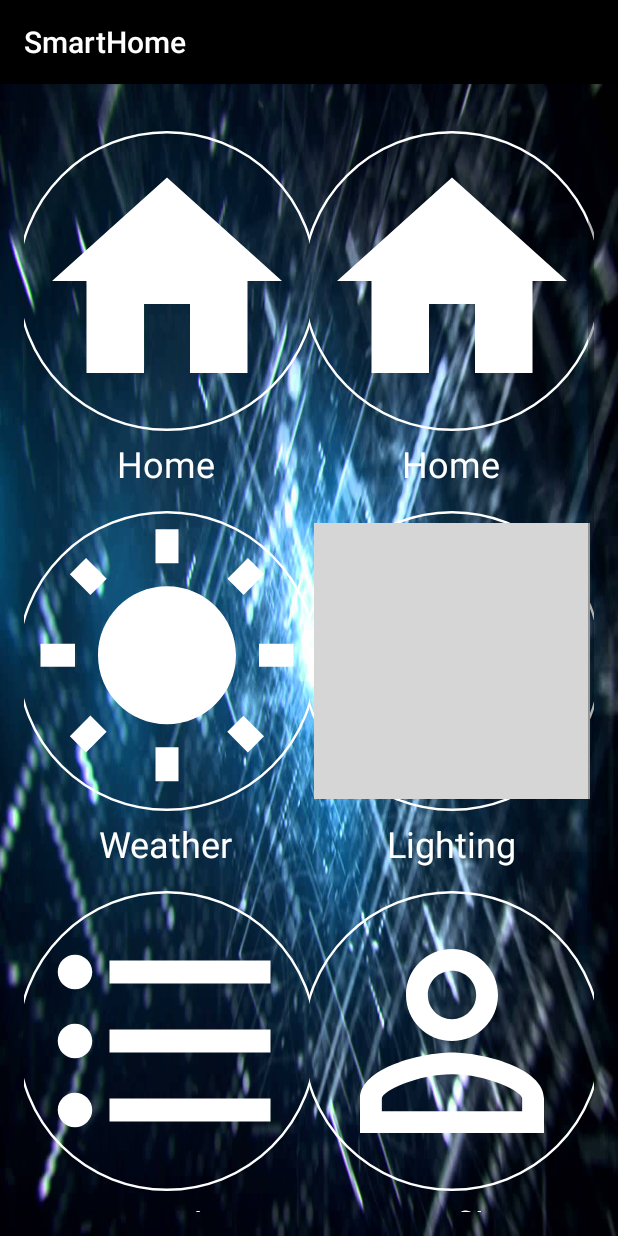
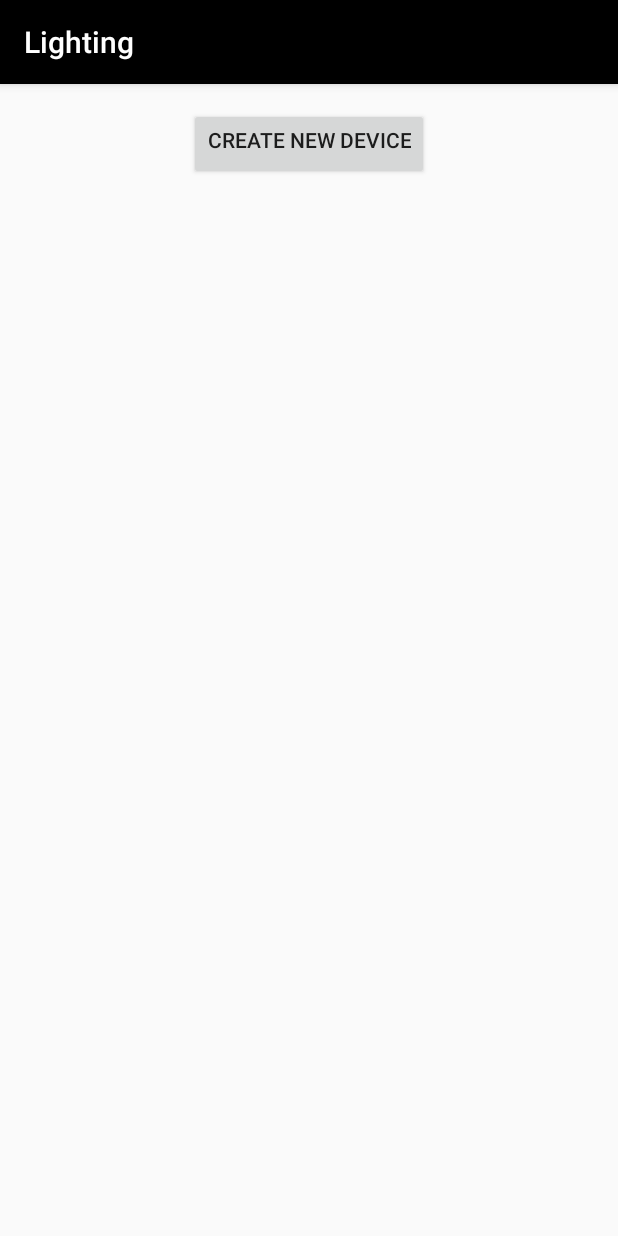
Before and after one commit to hoboreload/SmartHome, an Android app: the screen it shows after launch (GridviewActivity before the commit, LightingActivity after it), after a tap on "Lighting", on a phone screen of 412 x 824 dp. Run offline under Robolectric (Android 15) with nearby library versions, the phone set to English and light mode, and no system bars; our stand-ins replace Firebase (no records; nobody signed in at launch, a user with empty details on screens opened directly).

Commit message:
Lighting with switches

```diff
--- a/app/src/main/java/com/jakebethune/smarthome/GridviewActivity.java
+++ /dev/null
@@ -1,47 +0,0 @@
-package com.jakebethune.smarthome;
-
-import android.os.Bundle;
-import android.support.v7.app.AppCompatActivity;
-import android.support.v7.widget.Toolbar;
-import android.view.View;
-import android.widget.AdapterView;
-import android.widget.GridView;
-import android.widget.Toast;
-
-/**
- * Created by bethunej01 on 26/2/18.
- */
-
-public class GridviewActivity extends AppCompatActivity {
-
-    GridView gridview;
-
-    String[] gridviewText = {
-            "Home", "Lighting", "Weather", "Alarm", "Reminders", "Profile", "Settings",
-    } ;
-
-    int[] gridviewImage = {
-            R.drawable.icon_home, R.drawable.icon_lighting, R.drawable.icon_weather, R.drawable.icon_alarm, R.drawable.icon_reminders, R.drawable.icon_profile,
-            R.drawable.icon_settings,
-    };
-
-    @Override
-    protected void onCreate(Bundle savedInstanceState) {
-        super.onCreate(savedInstanceState);
-        setContentView(R.layout.activity_main);
-        Toolbar toolbar = (Toolbar) findViewById(R.id.toolbar);
-        setSupportActionBar(toolbar);
-
-
-        GridviewAdapter adapterViewAndroid = new GridviewAdapter(GridviewActivity.this, gridviewText, gridviewImage);
-        gridview = (GridView) findViewById(R.id.menu_gridview);
-        gridview.setAdapter(adapterViewAndroid);
-        gridview.setOnItemClickListener(new AdapterView.OnItemClickListener() {
-            @Override
-            public void onItemClick(AdapterView<?> parent, View view,
-                                    int i, long id) {
-                Toast.makeText(GridviewActivity.this, "GridView Item: " + gridviewText[+i], Toast.LENGTH_LONG).show();
-            }
-        });
-    }
-}
--- /dev/null
+++ b/app/src/main/java/com/jakebethune/smarthome/HomeActivity.java
@@ -0,0 +1,82 @@
+package com.jakebethune.smarthome;
+
+import android.content.Intent;
+import android.os.Bundle;
+import android.support.v7.app.AppCompatActivity;
+import android.support.v7.widget.Toolbar;
+import android.view.View;
+import android.widget.AdapterView;
+import android.widget.GridView;
+import android.widget.Toast;
+
+/**
+ * Created by bethunej01 on 26/2/18.
+ */
+
+public class HomeActivity extends AppCompatActivity {
+
+    GridView gridview;
+    String[] gridviewText = {"Home", "Lighting", "Fans", "Weather", "Alarm", "Reminders", "Profile", "Settings",};
+    int[] gridviewImage = {R.drawable.home, R.drawable.lighting, R.drawable.fan, R.drawable.weather, R.drawable.alarm, R.drawable.reminders, R.drawable.profile, R.drawable.settings,};
+
+    @Override
+    protected void onCreate(Bundle savedInstanceState) {
+        super.onCreate(savedInstanceState);
+        setContentView(R.layout.activity_home);
+        Toolbar toolbar = (Toolbar) findViewById(R.id.toolbar);
+        setSupportActionBar(toolbar);
+
+
+        HomeAdapter adapterViewAndroid = new HomeAdapter(HomeActivity.this, gridviewText, gridviewImage);
+        gridview = (GridView) findViewById(R.id.menu_gridview);
+        gridview.setAdapter(adapterViewAndroid);
+        gridview.setOnItemClickListener(new AdapterView.OnItemClickListener() {
+            @Override
+            public void onItemClick(AdapterView<?> parent, View view, int position, long id) {
+                Toast.makeText(HomeActivity.this, "GridView Item: " + gridviewText[+position], Toast.LENGTH_LONG).show();
+                final Intent intent;
+                switch(position) {
+                    case 0:
+                        intent =  new Intent(view.getContext(), HomeActivity.class);
+                        startActivity(intent);
+                        break;
+
+                    case 1:
+                        intent =  new Intent(view.getContext(), LightingActivity.class);
+                        startActivity(intent);
+                        break;
+
+                    case 2:
+                        intent =  new Intent(view.getContext(), HomeActivity.class);
+                        startActivity(intent);
+                        break;
+
+                    case 3:
+                        intent =  new Intent(view.getContext(), HomeActivity.class);
+                        startActivity(intent);
+                        break;
+
+                    case 4:
+                        intent =  new Intent(view.getContext(), HomeActivity.class);
+                        startActivity(intent);
+                        break;
+
+                    case 5:
+                        intent =  new Intent(view.getContext(), HomeActivity.class);
+                        startActivity(intent);
+                        break;
+
+                    case 6:
+                        intent =  new Intent(view.getContext(), HomeActivity.class);
+                        startActivity(intent);
+                        break;
+
+                    case 7:
+                        intent =  new Intent(view.getContext(), HomeActivity.class);
+                        startActivity(intent);
+                        break;
+                }
+            }
+        });
+    }
+}
--- a/app/src/main/java/com/jakebethune/smarthome/GridviewAdapter.java
+++ b/app/src/main/java/com/jakebethune/smarthome/HomeAdapter.java
@@ -12,13 +12,13 @@ import android.widget.TextView;
  * Created by bethunej01 on 26/2/18.
  */
 
-public class GridviewAdapter extends BaseAdapter {
+public class HomeAdapter extends BaseAdapter {
 
     private Context context;
     private final String[] gridviewText;
     private final int[] gridViewImage;
 
-    public GridviewAdapter(Context context, String[] gridviewText, int[] gridViewImage) {
+    public HomeAdapter(Context context, String[] gridviewText, int[] gridViewImage) {
         this.context = context;
         this.gridViewImage = gridViewImage;
         this.gridviewText = gridviewText;
@@ -47,7 +47,7 @@ public class GridviewAdapter extends BaseAdapter {
 
         if(convertView == null) {
             gridView = new View(context);
-            gridView = inflater.inflate(R.layout.gridview_layout, null);
+            gridView = inflater.inflate(R.layout.layout_home, null);
             TextView textViewAndroid = (TextView) gridView.findViewById(R.id.gridview_text);
             ImageView imageViewAndroid = (ImageView) gridView.findViewById(R.id.gridview_image);
             textViewAndroid.setText(gridviewText[position]);
--- /dev/null
+++ b/app/src/main/java/com/jakebethune/smarthome/LightingActivity.java
@@ -0,0 +1,155 @@
+package com.jakebethune.smarthome;
+
+import android.app.Dialog;
+import android.support.v7.app.AppCompatActivity;
+import android.os.Bundle;
+import android.support.v7.widget.LinearLayoutManager;
+import android.support.v7.widget.RecyclerView;
+import android.support.v7.widget.Toolbar;
+import android.text.TextUtils;
+import android.view.View;
+import android.view.Window;
+import android.widget.Button;
+import android.widget.EditText;
+import android.widget.Toast;
+
+import com.google.firebase.auth.FirebaseAuth;
+import com.google.firebase.database.DataSnapshot;
+import com.google.firebase.database.DatabaseError;
+import com.google.firebase.database.DatabaseReference;
+import com.google.firebase.database.FirebaseDatabase;
+import com.google.firebase.database.Query;
+import com.google.firebase.database.ValueEventListener;
+
+import java.util.ArrayList;
+
+public class LightingActivity extends AppCompatActivity {
+
+    private ArrayList<Light> lights = new ArrayList<>();
+    private RecyclerView recyclerView;
+    private LightingAdapter adapter;
+    private DatabaseReference databaseReference;
+    private FirebaseAuth firebaseAuth;
+    private EditText deviceNameEditText;
+
+
+    @Override
+    protected void onCreate(Bundle savedInstanceState) {
+        super.onCreate(savedInstanceState);
+        setContentView(R.layout.activity_lighting);
+        Toolbar toolbar = (Toolbar) findViewById(R.id.toolbar);
+        setSupportActionBar(toolbar);
+
+        databaseReference = FirebaseDatabase.getInstance().getReference();
+        firebaseAuth = FirebaseAuth.getInstance();
+
+        recyclerView = (RecyclerView) findViewById(R.id.lightRecyclerView);
+        LinearLayoutManager linearLayoutManager = new LinearLayoutManager(this);
+        recyclerView.setLayoutManager(linearLayoutManager);
+
+        Button createDeviceButton = (Button) findViewById(R.id.addDeviceButton);
+        createDeviceButton.setOnClickListener(new View.OnClickListener() {
+            @Override
+            public void onClick(View v) {
+                displayDialog();
+            }
+        });
+
+        refreshData();
+    }
+
+    private void displayDialog() {
+        final Dialog dialog = new Dialog(this);
+        dialog.setContentView(R.layout.device_dialog);
+        Window window = dialog.getWindow();
+        window.setLayout(Toolbar.LayoutParams.MATCH_PARENT, Toolbar.LayoutParams.WRAP_CONTENT);
+        dialog.show();
+
+        deviceNameEditText = (EditText) dialog.findViewById(R.id.deviceName);
+
+        Button saveButton = (Button) dialog.findViewById(R.id.saveButton);
+        saveButton.setOnClickListener(new View.OnClickListener() {
+            @Override
+            public void onClick(View v) {
+                String deviceName = deviceNameEditText.getText().toString();
+                if (!TextUtils.isEmpty(deviceName)) {
+                    String deviceCapital = deviceName.substring(0, 1).toUpperCase() + deviceName.substring(1);
+                    Query query = databaseReference.child("Light").orderByChild("lightName").equalTo(deviceCapital);
+                    query.addListenerForSingleValueEvent(new ValueEventListener() {
+                        @Override
+                        public void onDataChange(DataSnapshot dataSnapshot) {
+                            if (dataSnapshot.exists()) {
+                                Toast.makeText(LightingActivity.this, "Device name already exists, please use a different name", Toast.LENGTH_LONG).show();
+                            } else {
+                                String deviceName = deviceNameEditText.getText().toString();
+                                String deviceCapital = deviceName.substring(0, 1).toUpperCase() + deviceName.substring(1);
+                                int powerState = 0;
+                                saveDevice(deviceCapital, powerState);
+                                deviceNameEditText.setText("");
+                                Toast.makeText(LightingActivity.this, "Device Added", Toast.LENGTH_LONG).show();
+                                dialog.dismiss();
+                            }
+                        }
+
+                        @Override
+                        public void onCancelled(DatabaseError databaseError) {
+                            //Do nothing
+                        }
+                    });
+                } else {
+                    Toast.makeText(LightingActivity.this, "Please enter a device name", Toast.LENGTH_SHORT).show();
+                }
+            }
+        });
+
+        Button cancelButton = (Button) dialog.findViewById(R.id.deviceDialogCancelButton);
+        cancelButton.setOnClickListener(new View.OnClickListener() {
+            @Override
+            public void onClick(View v) {
+                dialog.dismiss();
+            }
+        });
+    }
+
+    private void saveDevice(String name, int powerState) {
+        Light light = new Light();
+        String deviceCapital = name.substring(0, 1).toUpperCase() + name.substring(1);
+        light.setLightName(deviceCapital);
+        light.setPowerState(powerState);
+        databaseReference.child("Light").push().setValue(light);
+    }
+
+    public void refreshData() {
+        Query query = databaseReference.child("Light").orderByChild("lightName");
+        query.addValueEventListener(new ValueEventListener() {
+            @Override
+            public void onDataChange(DataSnapshot dataSnapshot) {
+                getUpdates(dataSnapshot);
+                adapter.notifyDataSetChanged();
+            }
+
+            @Override
+            public void onCancelled(DatabaseError databaseError) {
+                //Do nothing
+            }
+        });
+    }
+
+    public void getUpdates(DataSnapshot dataSnapshot) {
+        lights.clear();
+
+        for (DataSnapshot ds : dataSnapshot.getChildren()) {
+            Light light = new Light();
+            light.setLightName(ds.getValue(Light.class).getLightName());
+            light.setPowerState(ds.getValue(Light.class).getPowerState());
+            lights.add(light);
+        }
+
+        if (lights.size() >= 0) {
+            adapter = new LightingAdapter(LightingActivity.this, lights);
+            recyclerView.setAdapter(adapter);
+        } else {
+            Toast.makeText(this, "No data", Toast.LENGTH_SHORT).show();
+        }
+    }
+}
--- /dev/null
+++ b/app/src/main/java/com/jakebethune/smarthome/LightingAdapter.java
@@ -0,0 +1,65 @@
+package com.jakebethune.smarthome;
+
+import android.content.Context;
+import android.content.Intent;
+import android.support.v7.widget.RecyclerView;
+import android.util.Log;
+import android.view.LayoutInflater;
+import android.view.View;
+import android.view.ViewGroup;
+import android.widget.ImageButton;
+import android.widget.RelativeLayout;
+import android.widget.TextView;
+import android.widget.Toast;
+
+import java.util.ArrayList;
+
+public class LightingAdapter extends RecyclerView.Adapter<LightingAdapter.ViewHolder> {
+
+    private static final String TAG = "TAG";
+    private Context context;
+    private ArrayList<Light> lights;
+    private static final String LIGHT = "LIGHT";
+
+    public LightingAdapter(Context context, ArrayList<Light> lights) {
+        this.lights = lights;
+        this.context = context;
+    }
+
+
+    @Override
+    public ViewHolder onCreateViewHolder(ViewGroup parent, int viewType) {
+        View view = LayoutInflater.from(parent.getContext()).inflate(R.layout.lighting_item, parent, false);
+        return new ViewHolder(view);
+    }
+
+    @Override
+    public void onBindViewHolder(ViewHolder holder, int position) {
+        String name = lights.get(position).getLightName();
+        holder.lightNameText.setText(name);
+    }
+
+    @Override
+    public int getItemCount() {
+        return lights.size();
+    }
+
+    public class ViewHolder extends RecyclerView.ViewHolder implements View.OnClickListener {
+
+        TextView lightNameText;
+
+        public ViewHolder(View itemView) {
+            super(itemView);
+
+            lightNameText = (TextView) itemView.findViewById(R.id.lightName);
+            RelativeLayout lightNameLayout = (RelativeLayout) itemView.findViewById(R.id.lightingItemRelativeLayout);
+            lightNameLayout.setOnClickListener(this);
+
+        }
+
+        @Override
+        public void onClick(View v) {
+
+        }
+    }
+}
--- /dev/null
+++ b/app/src/main/res/drawable/fan.xml
@@ -0,0 +1,5 @@
+<vector android:height="24dp" android:tint="#FFFFFF"
+    android:viewportHeight="24.0" android:viewportWidth="24.0"
+    android:width="24dp" xmlns:android="http://schemas.android.com/apk/res/android">
+    <path android:fillColor="#FF000000" android:pathData="M12,12c0,-3 2.5,-5.5 5.5,-5.5S23,9 23,12L12,12zM12,12c0,3 -2.5,5.5 -5.5,5.5S1,15 1,12h11zM12,12c-3,0 -5.5,-2.5 -5.5,-5.5S9,1 12,1v11zM12,12c3,0 5.5,2.5 5.5,5.5S15,23 12,23L12,12z"/>
+</vector>
--- a/app/src/main/res/drawable/icon_settings.xml
+++ b/app/src/main/res/drawable/icon_settings.xml
@@ -13,5 +13,5 @@
                 android:top="10dp"/>
         </shape>
     </item>
-    <item android:drawable="@drawable/alarm" />
+    <item android:drawable="@drawable/settings" />
 </layer-list>
--- a/app/src/main/res/layout/activity_main.xml
+++ b/app/src/main/res/layout/activity_lighting.xml
@@ -4,7 +4,7 @@
     xmlns:tools="http://schemas.android.com/tools"
     android:layout_width="match_parent"
     android:layout_height="match_parent"
-    tools:context="com.jakebethune.smarthome.GridviewActivity">
+    tools:context="com.jakebethune.smarthome.LightingActivity">
 
     <android.support.design.widget.AppBarLayout
         android:layout_width="match_parent"
@@ -20,6 +20,6 @@
 
     </android.support.design.widget.AppBarLayout>
 
-    <include layout="@layout/content_main" />
+    <include layout="@layout/content_lighting" />
 
 </android.support.design.widget.CoordinatorLayout>
--- a/app/src/main/res/layout/content_main.xml
+++ b/app/src/main/res/layout/content_home.xml
@@ -3,12 +3,12 @@
     xmlns:app="http://schemas.android.com/apk/res-auto"
     xmlns:tools="http://schemas.android.com/tools"
     app:layout_behavior="@string/appbar_scrolling_view_behavior"
-    tools:context="com.jakebethune.smarthome.GridviewActivity"
-    tools:showIn="@layout/activity_main"
+    tools:context="com.jakebethune.smarthome.HomeActivity"
+    tools:showIn="@layout/activity_home"
     android:layout_width="match_parent"
     android:layout_height="match_parent"
     android:padding="16dp"
-    android:background="@drawable/maxresdefault">
+    android:background="@drawable/green3">
 
     <GridView
         android:id="@+id/menu_gridview"
--- /dev/null
+++ b/app/src/main/res/layout/content_lighting.xml
@@ -0,0 +1,29 @@
+<?xml version="1.0" encoding="utf-8"?>
+<RelativeLayout xmlns:android="http://schemas.android.com/apk/res/android"
+    xmlns:app="http://schemas.android.com/apk/res-auto"
+    xmlns:tools="http://schemas.android.com/tools"
+    app:layout_behavior="@string/appbar_scrolling_view_behavior"
+    tools:context="com.jakebethune.smarthome.LightingActivity"
+    tools:showIn="@layout/activity_lighting"
+    android:layout_width="match_parent"
+    android:layout_height="match_parent"
+    android:padding="16dp">
+
+    <Button
+        android:id="@+id/addDeviceButton"
+        android:layout_width="wrap_content"
+        android:layout_height="wrap_content"
+        android:text="Create new device"
+        android:layout_centerHorizontal="true"
+        android:paddingBottom="16dp" />
+
+    <android.support.v7.widget.RecyclerView
+        android:id="@+id/lightRecyclerView"
+        android:layout_width="match_parent"
+        android:layout_height="match_parent"
+        android:layout_below="@+id/addDeviceButton"
+        android:paddingTop="16dp"
+        android:paddingBottom="16dp">
+    </android.support.v7.widget.RecyclerView>
+
+</RelativeLayout>
--- a/app/src/main/res/layout/gridview_layout.xml
+++ b/app/src/main/res/layout/layout_home.xml
@@ -7,8 +7,8 @@
 
     <ImageView
         android:id="@+id/gridview_image"
-        android:layout_width="200dp"
-        android:layout_height="200dp"
+        android:layout_width="100dp"
+        android:layout_height="100dp"
         android:layout_marginTop="15dp"/>
 
     <TextView
@@ -17,6 +17,7 @@
         android:layout_height="wrap_content"
         android:layout_marginTop="5dp"
         android:textColor="#FFFFFF"
+        android:textStyle="bold"
         android:textSize="24sp" />
 
 </LinearLayout>
--- a/build.gradle
+++ b/build.gradle
@@ -7,10 +7,11 @@ buildscript {
         jcenter()
     }
     dependencies {
-        classpath 'com.android.tools.build:gradle:3.0.1'
+        classpath 'com.android.tools.build:gradle:3.1.3'
 
         // NOTE: Do not place your application dependencies here; they belong
         // in the individual module build.gradle files
+        classpath 'com.google.gms:google-services:4.0.1'
     }
 }
 
```
Also changed, not shown: app/build.gradle (+12 -10 lines), app/src/main/AndroidManifest.xml (+11 -8 lines), app/src/main/java/com/jakebethune/smarthome/Light.java (added, +32 -0 lines), app/src/main/java/com/jakebethune/smarthome/MainActivity.java (deleted, +0 -13 lines), app/src/main/res/layout/activity_home.xml (added, +25 -0 lines), app/src/main/res/layout/device_dialog.xml (added, +75 -0 lines), app/src/main/res/layout/lighting_item.xml (added, +31 -0 lines), app/src/main/res/values/strings.xml (+21 -0 lines), gradle/wrapper/gradle-wrapper.properties, 1 other file.
